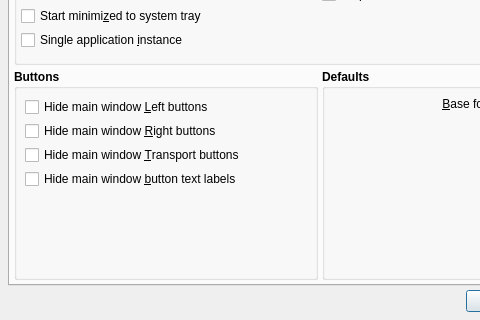
Old version of the form src/qjackctlSetupForm.ui in the repository rncbc/qjackctl; both pictures show x 0 to 480 and y 200 to 520 of the 640 by 520 pixel window.
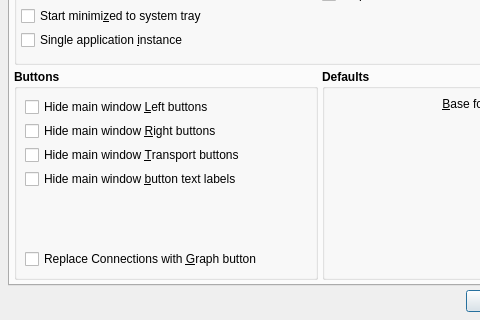
New version of the form. The open tabs and pages were chosen to show the change. Icons and pictures are not drawn. Custom widgets are drawn as their Qt base class.

Commit message: - Added user preference option: Setup / Misc / Buttons /   Replace Connections with Graph button (on main window).

The edit to the form file:
```diff
--- a/src/qjackctlSetupForm.ui
+++ b/src/qjackctlSetupForm.ui
@@ -3757,8 +3757,6 @@
               </property>
              </widget>
             </item>
-           </layout>
-          </item>
           <item>
            <spacer>
             <property name="orientation">
@@ -3771,6 +3769,24 @@
              </size>
             </property>
            </spacer>
+            </item>
+            <item>
+             <widget class="QCheckBox" name="GraphButtonCheckBox">
+              <property name="font">
+               <font>
+                <weight>50</weight>
+                <bold>false</bold>
+               </font>
+              </property>
+              <property name="toolTip">
+               <string>Whether to replace Connections with Graph button on the main window</string>
+              </property>
+              <property name="text">
+               <string>Replace Connections with &amp;Graph button</string>
+              </property>
+             </widget>
+            </item>
+           </layout>
           </item>
          </layout>
         </widget>
```
Lines whose indentation alone changed are shown as unchanged. The commit also changes 6 other files.
